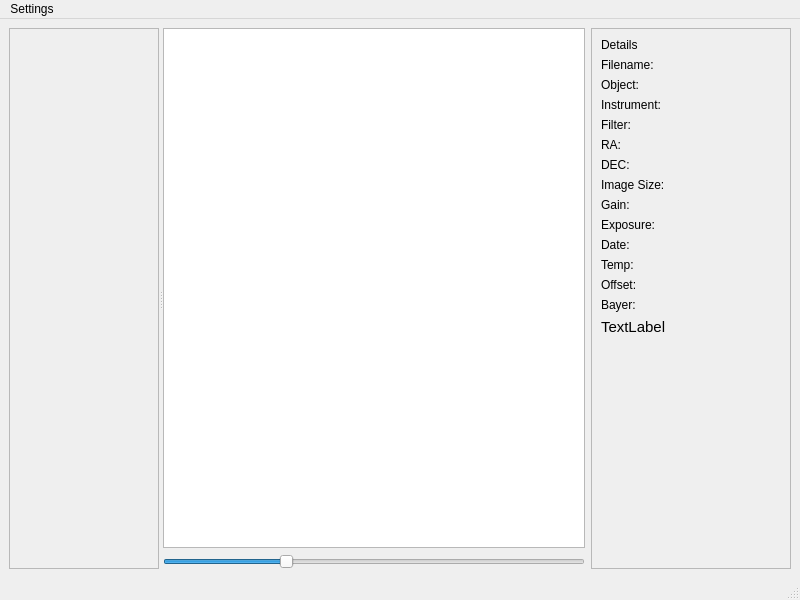
First picture: the form in src/mainwindow.ui, repository AstrocatApp/AstrocatApp, before the edit.
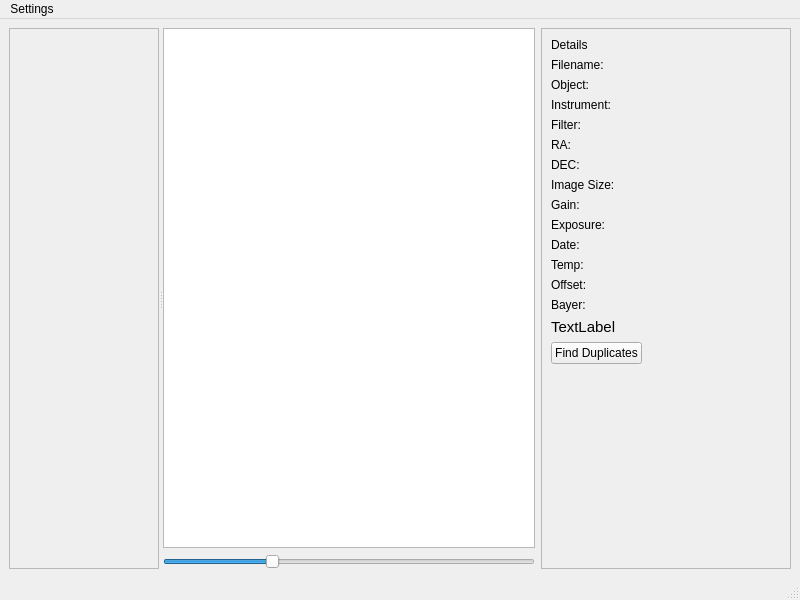
Second picture: the form after the edit.

The edit to the form file:
```diff
--- a/src/mainwindow.ui
+++ b/src/mainwindow.ui
@@ -96,7 +96,7 @@
        <widget class="QFrame" name="detailsFrame">
         <property name="minimumSize">
          <size>
-          <width>200</width>
+          <width>250</width>
           <height>0</height>
          </size>
         </property>
@@ -320,6 +320,13 @@
            </property>
           </widget>
          </item>
+         <item row="15" column="0">
+          <widget class="QPushButton" name="duplicatesButton">
+           <property name="text">
+            <string>Find Duplicates</string>
+           </property>
+          </widget>
+         </item>
         </layout>
        </widget>
       </item>
```
